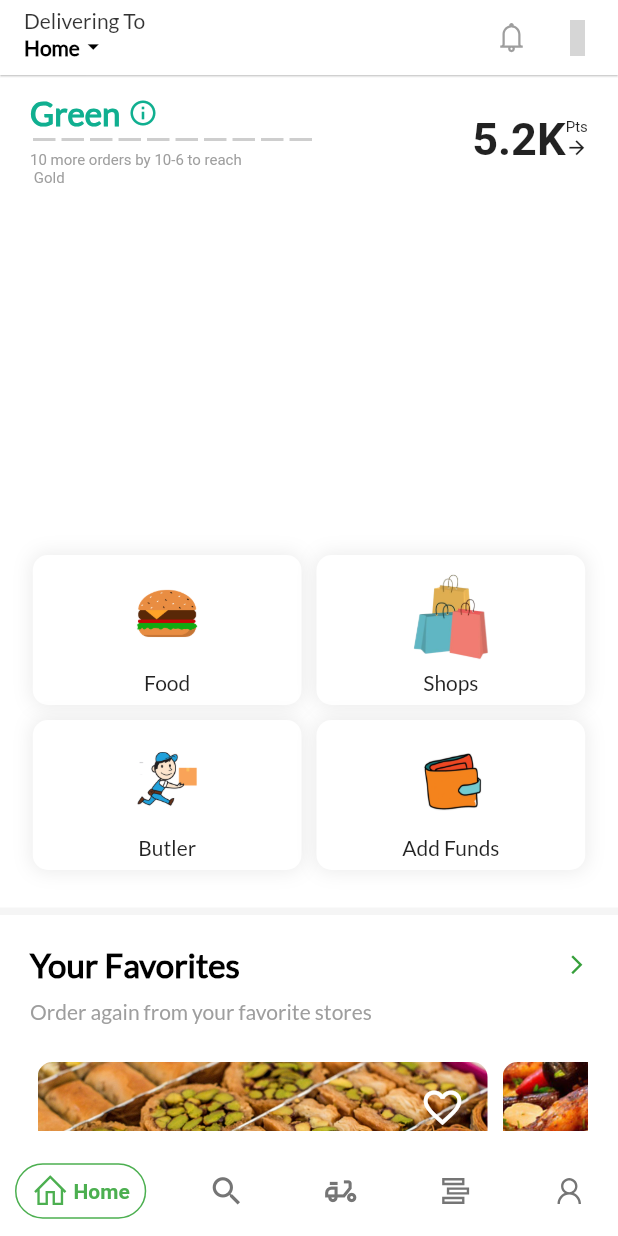
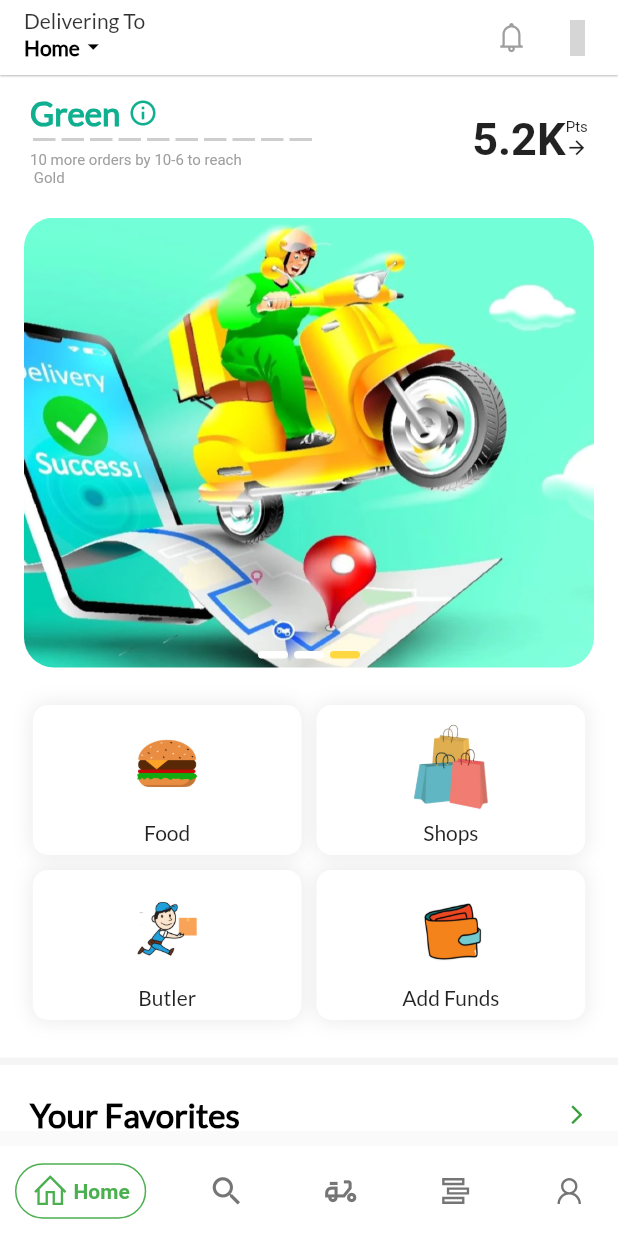
Before and after one commit to fatimaAlaa/Toters, a Flutter app: the screen it shows after launch, on a phone screen of 412 x 824 dp. Run offline on Flutter 3.47's test engine with Material 2 defaults, Android fonts, the phone set to English and light mode, and no system bars; drawn by our look-alikes of banner_carousel, google_nav_bar; our stand-ins replace line_icons; missing offline and left inert: carousel_images, dashed_circle; network calls fail; grey boxes are pictures that could not be loaded.

Commit message:
git commit --amend

```diff
--- a/lib/1_HomePage/MainPage/Home.dart
+++ b/lib/1_HomePage/MainPage/Home.dart
@@ -19,10 +19,10 @@ class Homepage extends StatefulWidget {
 }
 
 class _HomepageState extends State<Homepage> {
-  final List listImages = [
-    // "images/discount.jpg",
-    // "images/backtoSchool.jpg",
-    // "images/orderNow.png",
+  final List<BannerModel> listImages = [
+  BannerModel(imagePath: "images/discount.jpg", id: "1"),
+  BannerModel(imagePath: "images/backtoSchool.jpg", id: "2"),
+  BannerModel(imagePath: "images/orderNow.png", id: "3")
   ];
   bool sizeBool = true;
   bool ShowHide = true;
@@ -249,18 +249,25 @@ class _HomepageState extends State<Homepage> {
                     ),
                   ),
                 ),
-                Container(
-                  height: 200,
-                  child: ListView.builder(
-                    scrollDirection: Axis.horizontal,
-                    itemCount: listImages.length,
-                    itemBuilder: (context, index) {
-                      return Image.network(
-                        listImages[index],
-                        fit: BoxFit.cover,
-                      );
-                    },
-                  ),
+                 // CarouselImages(
+                 //        scaleFactor: 0.5,
+                 //        listImages: listImages,
+                 //        height: 200.0,
+                 //        borderRadius: 20.0,
+                 //        cachedNetworkImage: true,
+                 //        verticalAlignment: Alignment.topCenter,
+                 //      ),
+                BannerCarousel(
+                  banners: listImages,
+                  customizedIndicators: IndicatorModel.animation(width: 20, height: 5, spaceBetween: 2, widthAnimation: 50),
+                  height: 300,
+                  activeColor: Colors.amberAccent,
+                  disableColor: Colors.white,
+                  animation: true,
+                  borderRadius: 20,
+                  width: MediaQuery.of(context).size.width,
+                  indicatorBottom: false,
+                  initialPage: 2,
                 ),
                 Padding(
                     padding: const EdgeInsets.only(top: 20),
@@ -380,7 +387,7 @@ class _HomepageState extends State<Homepage> {
             ),
           ],
         ),
-        bottomNavigationBar: ShowHide
+        bottomSheet: ShowHide
             ? Container(height: 10)
             : GestureDetector(
                 onTap: () {},
--- a/lib/main.dart
+++ b/lib/main.dart
@@ -7,9 +7,9 @@ import 'package:toters/4_OrdersPage/order.dart';
 import 'package:toters/MainBar.dart';
 
 void main() {
-  runApp(MaterialApp(home: MainNav(),
-   debugShowCheckedModeBanner: false
-  ));
+  runApp(
+    MaterialApp(home: MainNav(), debugShowCheckedModeBanner: false),
+  );
 }
 
 //MainNav
```
Also changed, not shown: lib/1_HomePage/MainPage/StoresFilter.dart (+7 -0 lines), pubspec.lock, 1 other file.
